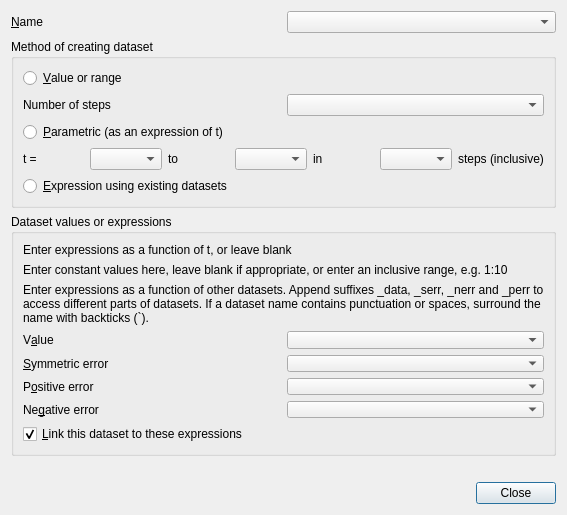
Old version of the form dialogs/datacreate.ui in the repository veusz/veusz.
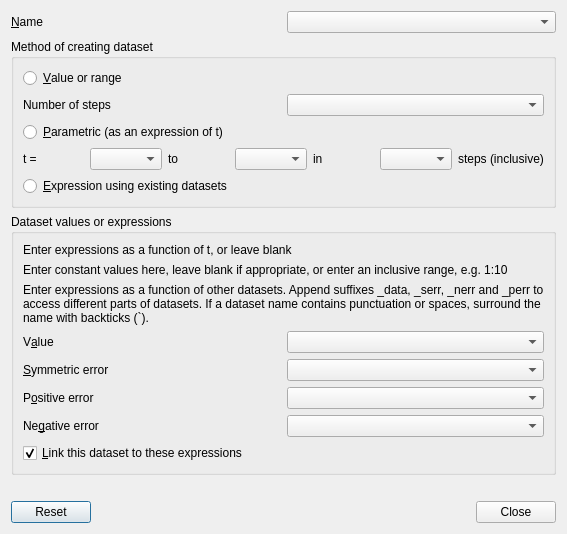
New version of the form. Custom widgets are drawn as their Qt base class.

Commit message: Add reset button to data create dialog.

The edit to the form file:
```diff
--- a/dialogs/datacreate.ui
+++ b/dialogs/datacreate.ui
@@ -7,7 +7,7 @@
     <x>0</x>
     <y>0</y>
     <width>567</width>
-    <height>515</height>
+    <height>534</height>
    </rect>
   </property>
   <property name="windowTitle">
@@ -258,7 +258,7 @@
    <item>
     <widget class="QDialogButtonBox" name="buttonBox">
      <property name="standardButtons">
-      <set>QDialogButtonBox::Close</set>
+      <set>QDialogButtonBox::Close|QDialogButtonBox::Reset</set>
      </property>
     </widget>
    </item>
```
The commit also changes 2 other files.
